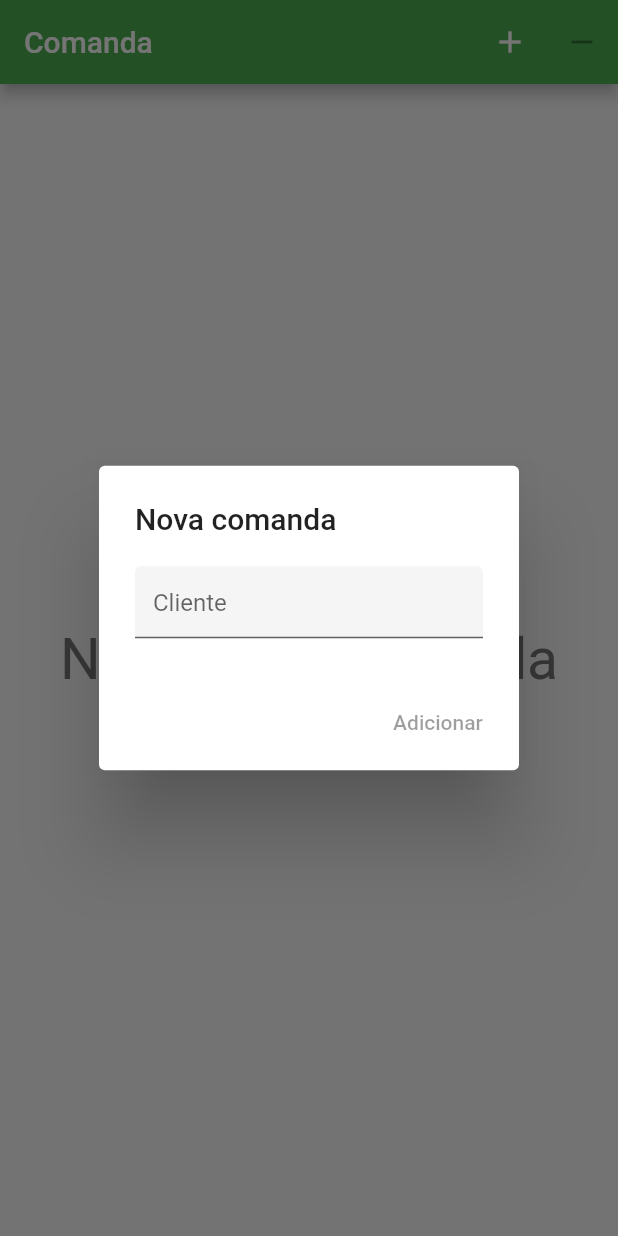
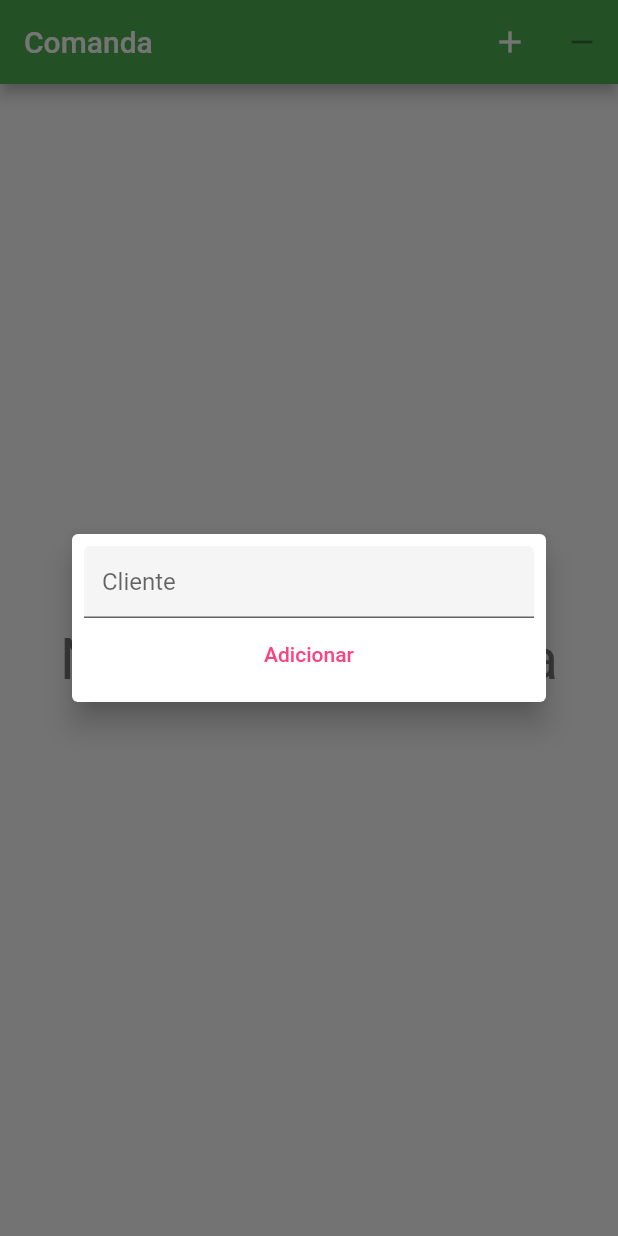
Before and after one commit to JunioJsv/bem-servir-comanda-flutter, a Flutter app: the screen it shows after launch, after a tap on the "add" icon, on a phone screen of 412 x 824 dp. Run offline on Flutter 3.47's test engine with Material 2 defaults, Android fonts, the phone set to English and light mode, and no system bars; our stand-ins replace dots_indicator.

Commit message:
Checkpoint #2

```diff
--- a/lib/main.dart
+++ b/lib/main.dart
@@ -35,6 +35,7 @@ class _ComandaState extends State<Comanda> {
     title = comandas.length > 0 ? comandas[currentComanda].client : "Comanda";
 
     return Scaffold(
+      resizeToAvoidBottomPadding: false,
       appBar: AppBar(
         title: Text(title),
         actions: <Widget>[
@@ -42,33 +43,58 @@ class _ComandaState extends State<Comanda> {
             showDialog(
               context: context,
               builder: (BuildContext ctx) {
-                return AlertDialog(
-                  title: Text("Nova comanda"),
-                  actions: <Widget>[
-                    FlatButton(
-                      child: Text("Adicionar"),
-                      onPressed: clientBuffer != null && clientBuffer.isNotEmpty ? (){
-                        setState(() {
-                          comandas.add(ComandaCell(
-                            key: UniqueKey(),
-                            client: clientBuffer
-                          ));
-                          currentComanda = comandas.length - 1;
-                          clientBuffer = null;
-                          Navigator.pop(context);
-                        });
-                      } : null,
-                    )
-                  ],
-                  content: TextField(
+                return Align(
+                  alignment: Alignment.center,
+                  child: Card(
+                    margin: EdgeInsets.only(
+                        left: 48,
+                        right: 48
+                    ),
+                    elevation: 8.0,
+                    child: Padding(
+                      padding: EdgeInsets.all(8),
+                      child: Column(
+                        mainAxisSize: MainAxisSize.min,
+                        children: <Widget>[
+                          TextField(
                             onChanged: (String value) {
-                      setState(() {
                                 clientBuffer = value;
-                      });
                             },
                             decoration: InputDecoration(
                                 hintText: "Cliente",
                                 filled: true
+                            ),
+                          ),
+                          FlatButton(
+                            textColor: theme.accentColor,
+                            child: Text("Adicionar"),
+                            onPressed: () {
+                              if(clientBuffer != null && clientBuffer.isNotEmpty) {
+                                setState(() {
+                                  comandas.add(ComandaCell(
+                                    key: UniqueKey(),
+                                    client: clientBuffer,
+                                  ));
+                                  clientBuffer = null;
+                                  currentComanda = comandas.length - 1;
+                                  Navigator.pop(context);
+                                });
+                              }
+                            }
+//                            clientBuffer != null && clientBuffer.isNotEmpty ? (){
+//                              setState(() {
+//                                comandas.add(ComandaCell(
+//                                    key: UniqueKey(),
+//                                    client: clientBuffer
+//                                ));
+//                                currentComanda = comandas.length - 1;
+//                                clientBuffer = null;
+//                                Navigator.pop(context);
+//                              });
+//                            } : null,
+                          )
+                        ],
+                      ),
                     ),
                   ),
                 );
--- a/lib/product_cell.dart
+++ b/lib/product_cell.dart
@@ -23,8 +23,6 @@ class _ProductCellState extends State<ProductCell> {
     return Container(
       height: 64.0,
       margin: EdgeInsets.all(8),
-      child: FlatButton(
-        onPressed: (){},
       child: Row(
         mainAxisAlignment: MainAxisAlignment.spaceBetween,
         children: <Widget>[
@@ -75,7 +73,6 @@ class _ProductCellState extends State<ProductCell> {
           )
         ],
       ),
-      ),
     );
   }
 }
```
Also changed, not shown: lib/comanda_cell.dart (+39 -17 lines), 4 other files. Lines whose indentation alone changed are shown as unchanged.
